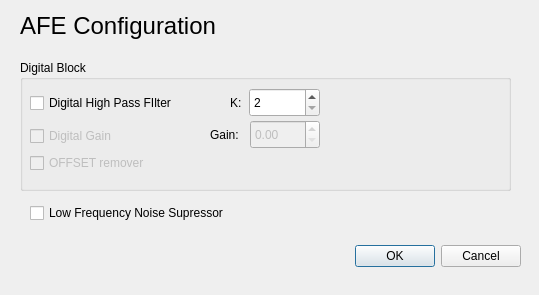
The window that dialogafeconfiguration.ui (ecristal/daphne_gui) describes before a commit, drawn with Qt 5.
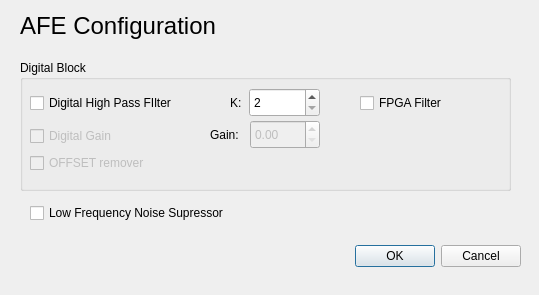
The same window after the commit.

The edit to the form file:
```diff
--- a/dialogafeconfiguration.ui
+++ b/dialogafeconfiguration.ui
@@ -162,6 +162,19 @@
      <string>OFFSET remover</string>
     </property>
    </widget>
+   <widget class="QCheckBox" name="checkBoxFpgaFilterEnabled">
+    <property name="geometry">
+     <rect>
+      <x>340</x>
+      <y>30</y>
+      <width>101</width>
+      <height>26</height>
+     </rect>
+    </property>
+    <property name="text">
+     <string>FPGA Filter</string>
+    </property>
+   </widget>
   </widget>
   <widget class="QCheckBox" name="checkBox_3">
    <property name="enabled">
```
